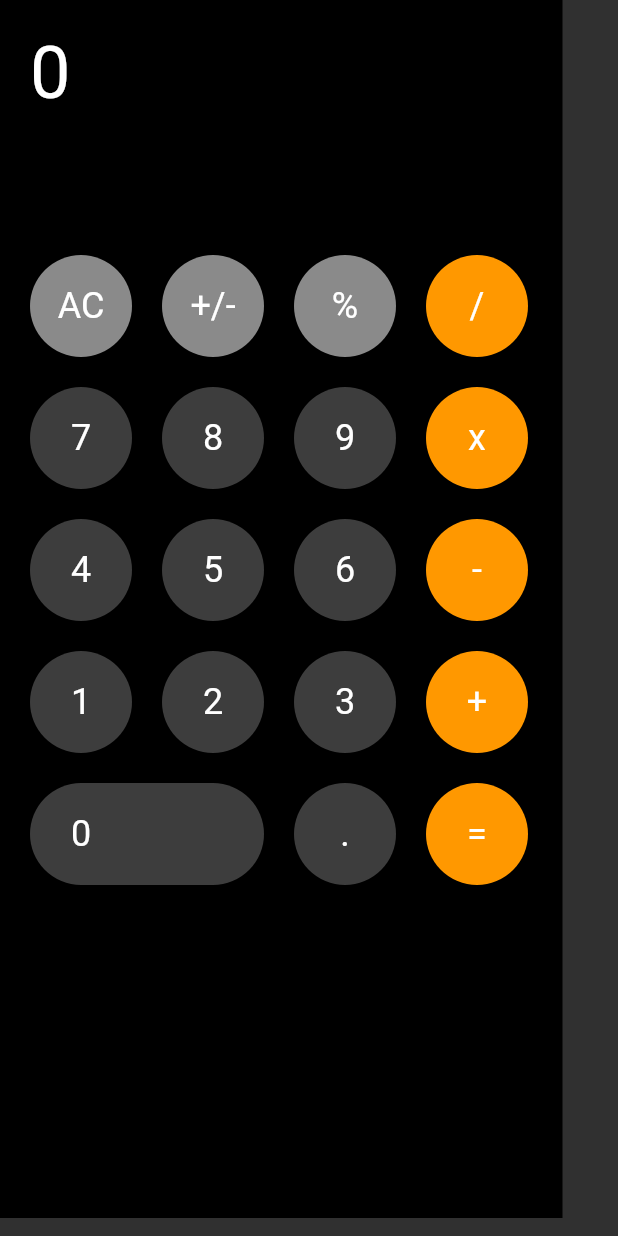
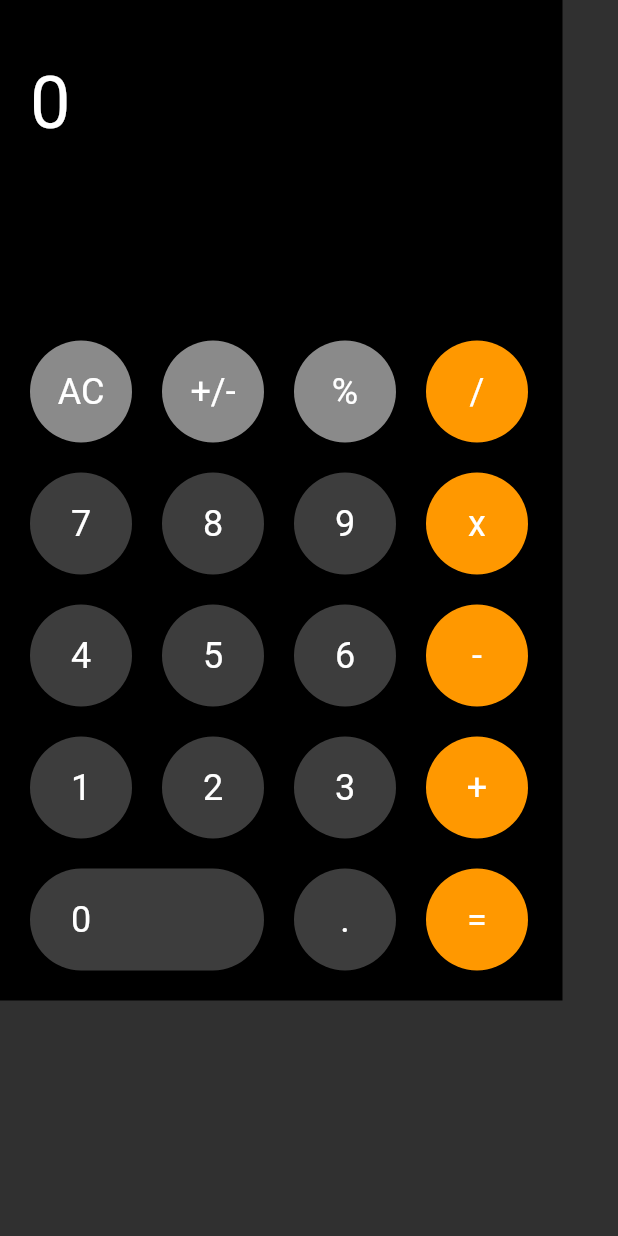
Before and after one commit to jtzhangmy/flutter-calculator, a Flutter app: the screen it shows after launch, on a phone screen of 412 x 824 dp. Run offline on Flutter 3.47's test engine with Material 2 defaults, Android fonts, the phone set to English and light mode, and no system bars.

Commit message:
flex布局

```diff
--- a/lib/main.dart
+++ b/lib/main.dart
@@ -274,12 +274,9 @@ class _CalculatorState extends State<Calculator> {
       numStr = num.toStringAsPrecision(6);
       RegExp regPointZero = new RegExp(r"(\.0*?(?=e))");
       RegExp regPointNum = new RegExp(r"((?<=\..*)0*?(?=e))");
-      if (regPointZero.hasMatch(numStr) == true){ // e+32时会出现小数
-        numStr = numStr.replaceAll(regPointZero, '');
-      } else {
-        numStr = numStr.replaceAll(regPointNum, '');
-      }
-      return numStr;
+      return regPointZero.hasMatch(numStr) == true
+          ? numStr.replaceAll(regPointZero, '')
+          : numStr.replaceAll(regPointNum, '');
     } else {
       return numStr;
     }
@@ -323,18 +320,28 @@ class _CalculatorState extends State<Calculator> {
         theme: new ThemeData.dark(),
         home: new Scaffold(
           body: new Container(
-            child: new Column(
+            child: new Flex(
+              direction: Axis.vertical,
               children: <Widget>[
-                new Container(
+                Expanded(
+                  flex: 1,
+                  child: new Container(
                       child: new Text(
                         _splitStr(_numShow),
                         style: new TextStyle(fontSize: 48, color: Colors.white),
                       ),
                       width: 375,
-                  height: 150,
-                  padding: new EdgeInsets.all(20),
+                      height: 130,
+                      padding: new EdgeInsets.only(
+                        top: 40,
+                        right: 20,
+                        bottom: 20,
+                        left: 20,
+                      )),
                 ),
-                new Container(
+                Expanded(
+                  flex: 0,
+                  child: new Container(
                     child: new Column(
                       children: <Widget>[
                         new Row(
@@ -381,7 +388,8 @@ class _CalculatorState extends State<Calculator> {
                                         child: new Text(
                                           '0',
                                           style: new TextStyle(
-                                            fontSize: 24, color: Colors.white),
+                                              fontSize: 24,
+                                              color: Colors.white),
                                         ),
                                       ),
                                       width: 68,
@@ -409,10 +417,11 @@ class _CalculatorState extends State<Calculator> {
                     ),
                     margin: new EdgeInsets.all(10),
                   ),
+                )
               ],
             ),
             width: 375,
-            height: 812,
+            height: 667,
             color: Colors.black,
           ),
         ));
--- a/pubspec.yaml
+++ b/pubspec.yaml
@@ -23,6 +23,7 @@ dependencies:
   # The following adds the Cupertino Icons font to your application.
   # Use with the CupertinoIcons class for iOS style icons.
   cupertino_icons: ^0.1.2
+  flutter_screenutil: ^0.3.0
 
 dev_dependencies:
   flutter_test:
```
Also changed, not shown: pubspec.lock. Lines whose indentation alone changed are shown as unchanged.
